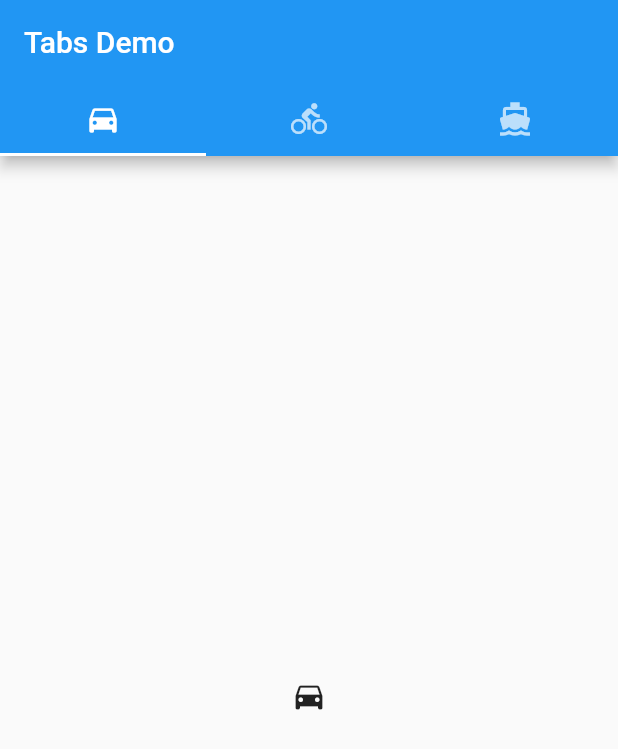
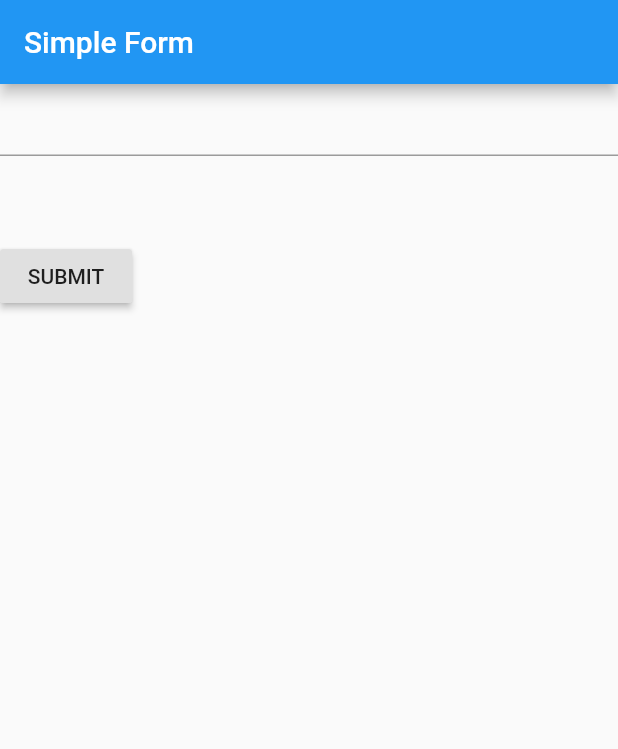
Before and after one commit to ruudhaya/cookbook, a Flutter app: the screen it shows after launch, on a phone screen of 412 x 824 dp. Shown: the top 749 px of the screen. Run offline on Flutter 3.47's test engine with Material 2 defaults, Android fonts, the phone set to English and light mode, and no system bars.

Commit message:
[Udhay] Added Simple Form with basic validation

```diff
--- /dev/null
+++ b/lib/SimpleForm.dart
@@ -0,0 +1,77 @@
+import 'package:flutter/material.dart';
+
+class SimpleForm extends StatefulWidget {
+  @override
+  _SimpleFormState createState() => new _SimpleFormState();
+}
+
+class _SimpleFormState extends State<SimpleForm> {
+  final _formKey = GlobalKey<FormState>();
+
+  @override
+  Widget build(BuildContext context) {
+    return Scaffold(
+      appBar: AppBar(
+        title: Text('Simple Form'),
+      ),
+      body: Container(
+        child: Form(
+          key: _formKey,
+          child: Column(
+            crossAxisAlignment: CrossAxisAlignment.start,
+            children: <Widget>[
+              TextFormField(
+                validator: (val) {
+                  if (val.isEmpty) {
+                    return 'Please enter some text';
+                  }
+                },
+              ),
+              SizedBox(
+                height: 40,
+              ),
+              Padding(
+                padding: const EdgeInsets.symmetric(vertical: 16.0),
+                child: RaisedButton(
+                  onPressed: () {
+                    if (_formKey.currentState.validate()) {
+                      Scaffold.of(context).showSnackBar(SnackBar(
+                        content: Text('Processing Data'),
+                      ));
+                    } else {
+                      Scaffold.of(context).showSnackBar(SnackBar(
+                        content: Text('Processing Done'),
+                      ));
+                    }
+                  },
+                  child: Text('SUBMIT'),
+                ),
+              )
+            ],
+          ),
+        ),
+      ),
+    );
+    //   Form(
+    //   key: _formKey,
+    //   child: Column(
+    //     children: <Widget>[
+    //       TextFormField(
+    //         validator: (val) {
+    //           if (val.isEmpty) {
+    //             return 'Please enter some text';
+    //           }
+    //         },
+    //       ),
+    //       SizedBox(
+    //         height: 40,
+    //       ),
+    //       RaisedButton(
+    //         onPressed: () {},
+    //         child: Text('SUBMIT'),
+    //       )
+    //     ],
+    //   ),
+    // );
+  }
+}
--- a/lib/main.dart
+++ b/lib/main.dart
@@ -1,4 +1,4 @@
-import 'package:cookbook/TabDemo.dart';
+import 'package:cookbook/SimpleForm.dart';
 import 'package:flutter/material.dart';
 
 void main() => runApp(MyApp());
@@ -11,7 +11,8 @@ class MyApp extends StatelessWidget {
     return MaterialApp(
       title: appTitle,
       debugShowCheckedModeBanner: false,
-      home: TabDemo(),
+      home: SimpleForm(),
+      // TabDemo(),
       // OrientationDemo(title: appTitle),
       // OpacityDemo(title: appTitle),
     );
```
